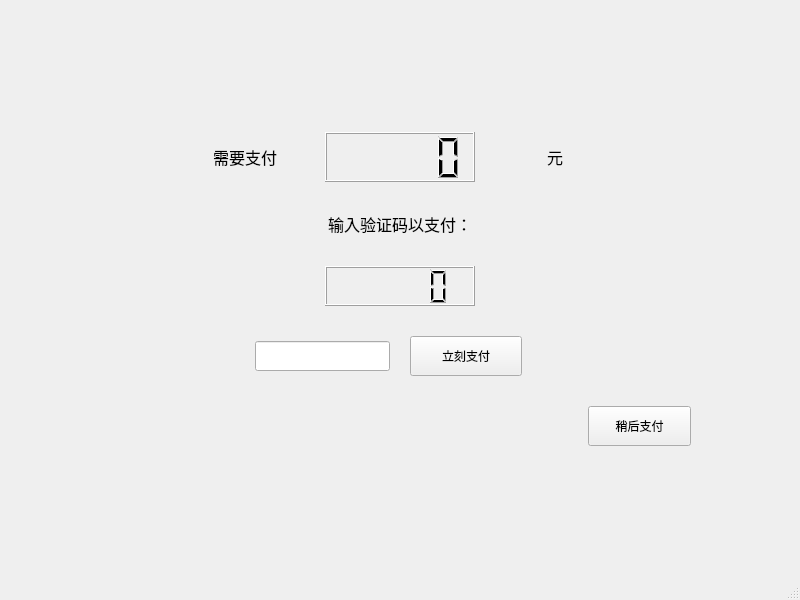
CarlosDJY/QtBasedGroupWork, file mainCode/paypage.ui: the form before one commit.
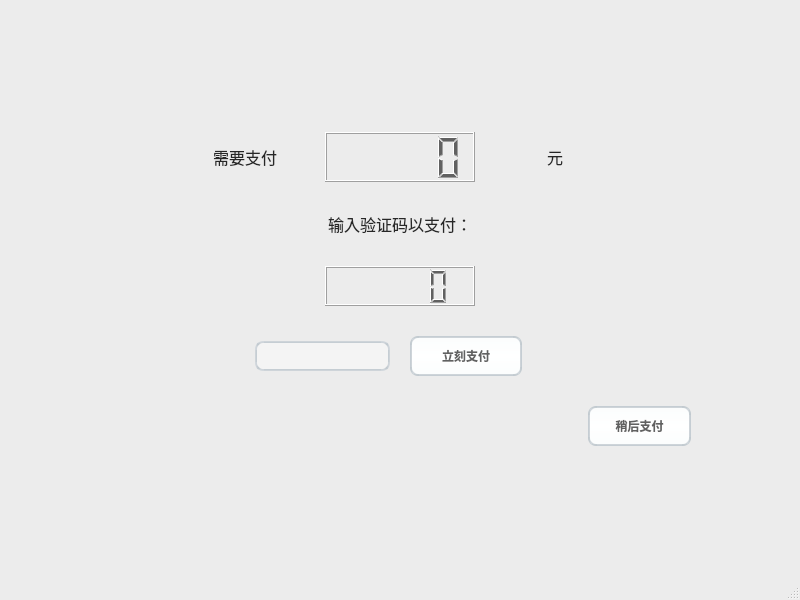
The form after the commit. Icons and pictures are not drawn.

```diff
--- a/mainCode/paypage.ui
+++ b/mainCode/paypage.ui
@@ -13,6 +13,443 @@
   <property name="windowTitle">
    <string>MainWindow</string>
   </property>
+  <property name="styleSheet">
+   <string notr="true">/*
+ * MacOS Style Sheet for QT Applications
+ * Author: Jaime A. Quiroga P.
+ * Company: GTRONICK
+ * Last updated: 25/12/2020, 23:10.
+ * Available at: https://github.com/GTRONICK/QSS/blob/master/MacOS.qss
+ */
+QMainWindow {
+    background-color:#ececec;
+}
+QPushButton, QToolButton, QCommandLinkButton{
+    padding: 0 5px 0 5px;
+    border-style: solid;
+    border-top-color: qlineargradient(spread:pad, x1:0, y1:0, x2:0, y2:1, stop:0 #c1c9cf, stop:1 #d2d8dd);
+    border-right-color: qlineargradient(spread:pad, x1:1, y1:0, x2:0, y2:0, stop:0 #c1c9cf, stop:1 #d2d8dd);
+    border-bottom-color: qlineargradient(spread:pad, x1:0, y1:1, x2:0, y2:0, stop:0 #c1c9cf, stop:1 #d2d8dd);
+    border-left-color: qlineargradient(spread:pad, x1:0, y1:0, x2:1, y2:0, stop:0 #c1c9cf, stop:1 #d2d8dd);
+    border-width: 2px;
+    border-radius: 8px;
+    color: #616161;
+    font-weight: bold;
+    background-color: qlineargradient(spread:pad, x1:0.5, y1:0, x2:0.5, y2:1, stop:0 #fbfdfd, stop:0.5 #ffffff, stop:1 #fbfdfd);
+}
+QPushButton::default, QToolButton::default, QCommandLinkButton::default{
+    border: 2px solid transparent;
+    color: #FFFFFF;
+    background-color: qlineargradient(spread:pad, x1:0.5, y1:0, x2:0.5, y2:1, stop:0 #84afe5, stop:1 #1168e4);
+}
+QPushButton:hover, QToolButton:hover, QCommandLinkButton:hover{
+    color: #3d3d3d;
+}
+QPushButton:pressed, QToolButton:pressed, QCommandLinkButton:pressed{
+    color: #aeaeae;
+    background-color: qlineargradient(spread:pad, x1:0.5, y1:0, x2:0.5, y2:1, stop:0 #ffffff, stop:0.5 #fbfdfd, stop:1 #ffffff);
+}
+QPushButton:disabled, QToolButton:disabled, QCommandLinkButton:disabled{
+    color: #616161;
+    background-color: qlineargradient(spread:pad, x1:0.5, y1:0, x2:0.5, y2:1, stop:0 #dce7eb, stop:0.5 #e0e8eb, stop:1 #dee7ec);
+}
+QLineEdit, QTextEdit, QPlainTextEdit, QSpinBox, QDoubleSpinBox, QTimeEdit, QDateEdit, QDateTimeEdit {
+    border-width: 2px;
+    border-radius: 8px;
+    border-style: solid;
+    border-top-color: qlineargradient(spread:pad, x1:0.5, y1:1, x2:0.5, y2:0, stop:0 #c1c9cf, stop:1 #d2d8dd);
+    border-right-color: qlineargradient(spread:pad, x1:0, y1:0, x2:1, y2:0, stop:0 #c1c9cf, stop:1 #d2d8dd);
+    border-bottom-color: qlineargradient(spread:pad, x1:0.5, y1:0, x2:0.5, y2:1, stop:0 #c1c9cf, stop:1 #d2d8dd);
+    border-left-color: qlineargradient(spread:pad, x1:1, y1:0, x2:0, y2:0, stop:0 #c1c9cf, stop:1 #d2d8dd);
+    background-color: #f4f4f4;
+    color: #3d3d3d;
+}
+QLineEdit:focus, QTextEdit:focus, QPlainTextEdit:focus, QSpinBox:focus, QDoubleSpinBox:focus, QTimeEdit:focus, QDateEdit:focus, QDateTimeEdit:focus {
+    border-width: 2px;
+    border-radius: 8px;
+    border-style: solid;
+    border-top-color: qlineargradient(spread:pad, x1:0.5, y1:1, x2:0.5, y2:0, stop:0 #85b7e3, stop:1 #9ec1db);
+    border-right-color: qlineargradient(spread:pad, x1:0, y1:0, x2:1, y2:0, stop:0 #85b7e3, stop:1 #9ec1db);
+    border-bottom-color: qlineargradient(spread:pad, x1:0.5, y1:0, x2:0.5, y2:1, stop:0 #85b7e3, stop:1 #9ec1db);
+    border-left-color: qlineargradient(spread:pad, x1:1, y1:0, x2:0, y2:0, stop:0 #85b7e3, stop:1 #9ec1db);
+    background-color: #f4f4f4;
+    color: #3d3d3d;
+}
+QLineEdit:disabled, QTextEdit:disabled, QPlainTextEdit:disabled, QSpinBox:disabled, QDoubleSpinBox:disabled, QTimeEdit:disabled, QDateEdit:disabled, QDateTimeEdit:disabled {
+    color: #b9b9b9;
+}
+QSpinBox::up-button, QDoubleSpinBox::up-button, QTimeEdit::up-button, QDateEdit::up-button, QDateTimeEdit::up-button {
+    subcontrol-origin: padding;
+    subcontrol-position: top right;
+    width: 15px;
+    color: #272727;
+    border-left-width: 1px;
+    border-left-color: darkgray;
+    border-left-style: solid;
+    border-top-right-radius: 3px;
+    padding: 3px;
+}
+QSpinBox::down-button, QDoubleSpinBox::down-button, QTimeEdit::down-button, QDateEdit::down-button, QDateTimeEdit::down-button {
+    subcontrol-origin: padding;
+    subcontrol-position: bottom right;
+    width: 15px;
+    color: #272727;
+    border-left-width: 1px;
+    border-left-color: darkgray;
+    border-left-style: solid;
+    border-bottom-right-radius: 3px;
+    padding: 3px;
+}
+QSpinBox::up-button:pressed, QDoubleSpinBox::up-button:pressed, QTimeEdit::up-button:pressed, QDateEdit::up-button:pressed, QDateTimeEdit::up-button:pressed {
+    color: #aeaeae;
+    background-color: qlineargradient(spread:pad, x1:0.5, y1:0, x2:0.5, y2:1, stop:0 #ffffff, stop:0.5 #fbfdfd, stop:1 #ffffff);
+}
+QSpinBox::down-button:pressed, QDoubleSpinBox::down-button:pressed, QTimeEdit::down-button:pressed, QDateEdit::down-button:pressed, QDateTimeEdit::down-button:pressed {
+    color: #aeaeae;
+    background-color: qlineargradient(spread:pad, x1:0.5, y1:0, x2:0.5, y2:1, stop:0 #ffffff, stop:0.5 #fbfdfd, stop:1 #ffffff);
+}
+QSpinBox::up-button:hover, QDoubleSpinBox::up-button:hover, QTimeEdit::up-button:hover, QDateEdit::up-button:hover, QDateTimeEdit::up-button:hover {
+    color: #FFFFFF;
+    border-top-right-radius: 5px;
+    background-color: qlineargradient(spread:pad, x1:0.5, y1:0, x2:0.5, y2:1, stop:0 #84afe5, stop:1 #1168e4);
+    
+}
+QSpinBox::down-button:hover, QDoubleSpinBox::down-button:hover, QTimeEdit::down-button:hover, QDateEdit::down-button:hover, QDateTimeEdit::down-button:hover {
+    color: #FFFFFF;
+    border-bottom-right-radius: 5px;
+    background-color: qlineargradient(spread:pad, x1:0.5, y1:0, x2:0.5, y2:1, stop:0 #84afe5, stop:1 #1168e4);
+}
+QSpinBox::up-arrow, QDoubleSpinBox::up-arrow, QTimeEdit::up-arrow, QDateEdit::up-arrow, QDateTimeEdit::up-arrow {
+    image: url(/usr/share/icons/Adwaita/16x16/actions/go-up-symbolic.symbolic.png);
+}
+QSpinBox::down-arrow, QDoubleSpinBox::down-arrow, QTimeEdit::down-arrow, QDateEdit::down-arrow, QDateTimeEdit::down-arrow {
+    image: url(/usr/share/icons/Adwaita/16x16/actions/go-down-symbolic.symbolic.png);
+}
+QProgressBar {
+    max-height: 8px;
+    text-align: center;
+    font: italic bold 11px;
+    color: #3d3d3d;
+    border: 1px solid transparent;
+    border-radius:4px;
+    background-color: qlineargradient(spread:pad, x1:0, y1:0, x2:0, y2:1, stop:0 #ddd5d5, stop:0.5 #dad3d3, stop:1 #ddd5d5);
+}
+QProgressBar::chunk {
+    background-color: qlineargradient(spread:pad, x1:0, y1:0, x2:0, y2:1, stop:0 #467dd1, stop:0.5 #3b88fc, stop:1 #467dd1);
+    border-radius: 4px;
+}
+QProgressBar:disabled {
+    color: #616161;
+}
+QProgressBar::chunk:disabled {
+    background-color: #aeaeae;
+}
+QSlider::groove {
+    border: 1px solid #bbbbbb;
+    background-color: #52595d;
+    border-radius: 4px;
+}
+QSlider::groove:horizontal {
+    height: 6px;
+}
+QSlider::groove:vertical {
+    width: 6px;
+}
+QSlider::handle:horizontal {
+    background: #ffffff;
+    border-style: solid;
+    border-width: 1px;
+    border-color: rgb(207,207,207);
+    width: 12px;
+    margin: -5px 0;
+    border-radius: 7px;
+}
+QSlider::handle:vertical {
+    background: #ffffff;
+    border-style: solid;
+    border-width: 1px;
+    border-color: rgb(207,207,207);
+    height: 12px;
+    margin: 0 -5px;
+    border-radius: 7px;
+}
+QSlider::add-page, QSlider::sub-page {
+    border: 1px transparent;
+    background-color: #52595d;
+    border-radius: 4px;
+}
+QSlider::add-page:horizontal {
+    background: qlineargradient(spread:pad, x1:0, y1:0, x2:0, y2:1, stop:0 #ddd5d5, stop:0.5 #dad3d3, stop:1 #ddd5d5);
+}
+QSlider::sub-page:horizontal {
+    background-color: qlineargradient(spread:pad, x1:0, y1:0, x2:1, y2:0, stop:0 #467dd1, stop:0.5 #3b88fc, stop:1 #467dd1);
+}
+QSlider::add-page:vertical {
+    background-color: qlineargradient(spread:pad, x1:0, y1:0, x2:0, y2:1, stop:0 #467dd1, stop:0.5 #3b88fc, stop:1 #467dd1);
+}
+QSlider::sub-page:vertical {
+    background: qlineargradient(spread:pad, x1:0, y1:0, x2:1, y2:0, stop:0 #ddd5d5, stop:0.5 #dad3d3, stop:1 #ddd5d5);
+}
+QSlider::add-page:horizontal:disabled, QSlider::sub-page:horizontal:disabled, QSlider::add-page:vertical:disabled, QSlider::sub-page:vertical:disabled {
+    background: #b9b9b9;
+}
+QComboBox, QFontComboBox {
+    border-width: 2px;
+    border-radius: 8px;
+    border-style: solid;
+    border-top-color: qlineargradient(spread:pad, x1:0.5, y1:1, x2:0.5, y2:0, stop:0 #c1c9cf, stop:1 #d2d8dd);
+    border-right-color: qlineargradient(spread:pad, x1:0, y1:0, x2:1, y2:0, stop:0 #c1c9cf, stop:1 #d2d8dd);
+    border-bottom-color: qlineargradient(spread:pad, x1:0.5, y1:0, x2:0.5, y2:1, stop:0 #c1c9cf, stop:1 #d2d8dd);
+    border-left-color: qlineargradient(spread:pad, x1:1, y1:0, x2:0, y2:0, stop:0 #c1c9cf, stop:1 #d2d8dd);
+    background-color: #f4f4f4;
+    color: #272727;
+    padding-left: 5px;
+}
+QComboBox:editable, QComboBox:!editable, QComboBox::drop-down:editable, QComboBox:!editable:on, QComboBox::drop-down:editable:on {
+    background: #ffffff;
+}
+QComboBox::drop-down {
+    subcontrol-origin: padding;
+    subcontrol-position: top right;
+    width: 15px;
+    color: #272727;
+    border-left-width: 1px;
+    border-left-color: darkgray;
+    border-left-style: solid;
+    border-top-right-radius: 3px;
+    border-bottom-right-radius: 3px;
+}
+QComboBox::down-arrow {
+    image: url(/usr/share/icons/Adwaita/16x16/actions/go-down-symbolic.symbolic.png); /*Adawaita icon thene*/
+}
+
+QComboBox::down-arrow:on {
+    top: 1px;
+    left: 1px;
+}
+QComboBox QAbstractItemView {
+    border: 1px solid darkgray;
+    border-radius: 8px;
+    selection-background-color: #dadada;
+    selection-color: #272727;
+    color: #272727;
+    background: white;
+}
+QLabel, QCheckBox, QRadioButton {
+    color: #272727;
+}
+QCheckBox {
+    padding: 2px;
+}
+QCheckBox:disabled, QRadioButton:disabled {
+    color: #808086;
+    padding: 2px;
+}
+
+QCheckBox:hover {
+    border-radius:4px;
+    border-style:solid;
+    padding-left: 1px;
+    padding-right: 1px;
+    padding-bottom: 1px;
+    padding-top: 1px;
+    border-width:1px;
+    border-color: transparent;
+}
+QCheckBox::indicator:checked {
+    image: url(/usr/share/icons/Adwaita/16x16/actions/object-select-symbolic.symbolic.png);
+    height: 15px;
+    width: 15px;
+    border-style:solid;
+    border-width: 1px;
+    border-color: #48a5fd;
+    color: #ffffff;
+    border-radius: 3px;
+    background-color: qlineargradient(spread:pad, x1:0, y1:0, x2:0, y2:1, stop:0 #48a5fd, stop:0.5 #329cfb, stop:1 #48a5fd);
+}
+QCheckBox::indicator:unchecked {
+    
+    height: 15px;
+    width: 15px;
+    border-style:solid;
+    border-width: 1px;
+    border-color: #48a5fd;
+    border-radius: 3px;
+    background-color: #fbfdfa;
+}
+QLCDNumber {
+    color: #616161;;
+}
+QMenuBar {
+    background-color: #ececec;
+}
+QMenuBar::item {
+    color: #616161;
+    spacing: 3px;
+    padding: 1px 4px;
+    background-color: #ececec;
+}
+
+QMenuBar::item:selected {
+    background-color: #dadada;
+    color: #3d3d3d;
+}
+QMenu {
+    background-color: #ececec;
+}
+QMenu::item:selected {
+    background-color: #dadada;
+    color: #3d3d3d;
+}
+QMenu::item {
+    color: #616161;;
+    background-color: #e0e0e0;
+}
+QTabWidget {
+    color:rgb(0,0,0);
+    background-color:#000000;
+}
+QTabWidget::pane {
+    border-color: #050a0e;
+    background-color: #e0e0e0;
+    border-width: 1px;
+    border-radius: 4px;
+    position: absolute;
+    top: -0.5em;
+    padding-top: 0.5em;
+}
+
+QTabWidget::tab-bar {
+    alignment: center;
+}
+
+QTabBar::tab {
+    border-bottom: 1px solid #c0c0c0;
+    padding: 3px;
+    color: #272727;
+    background-color: #fefefc;
+    margin-left:0px;
+}
+QTabBar::tab:!last {
+    border-right: 1px solid;
+    border-right-color: #c0c0c0;
+    border-bottom-color: #c0c0c0;
+}
+QTabBar::tab:first {
+    border-top-left-radius: 4px;
+    border-bottom-left-radius: 4px;
+}
+QTabBar::tab:last {
+    border-top-right-radius: 4px;
+    border-bottom-right-radius: 4px;
+}
+QTabBar::tab:selected, QTabBar::tab:last:selected, QTabBar::tab:hover {
+    color: #FFFFFF;
+    background-color: qlineargradient(spread:pad, x1:0.5, y1:0, x2:0.5, y2:1, stop:0 #84afe5, stop:1 #1168e4);
+}
+QRadioButton::indicator {
+    height: 14px;
+    width: 14px;
+    border-style:solid;
+    border-radius:7px;
+    border-width: 1px;
+}
+QRadioButton::indicator:checked {
+    border-color: #48a5fd;
+    background-color: qradialgradient(cx:0.5, cy:0.5, radius:0.4,fx:0.5, fy:0.5, stop:0 #ffffff, stop:0.5 #ffffff, stop:0.6 #48a5fd, stop:1 #48a5fd);
+}
+QRadioButton::indicator:!checked {
+    border-color: #a9b7c6;
+    background-color: #fbfdfa;
+}
+QStatusBar {
+    color:#027f7f;
+}
+
+QDial {
+    background: #16a085;
+}
+
+QToolBox {
+    color: #a9b7c6;
+    background-color: #222b2e;
+}
+QToolBox::tab {
+    color: #a9b7c6;
+    background-color:#222b2e;
+}
+QToolBox::tab:selected {
+    color: #FFFFFF;
+    background-color:#222b2e;
+}
+QScrollArea {
+    color: #FFFFFF;
+    background-color:#222b2e;
+}
+
+QScrollBar:horizontal {
+	max-height: 10px;
+	border: 1px transparent grey;
+	margin: 0px 20px 0px 20px;
+	background: transparent;
+}
+QScrollBar:vertical {
+	max-width: 10px;
+	border: 1px transparent grey;
+	margin: 20px 0px 20px 0px;
+	background: transparent;
+}
+QScrollBar::handle:vertical, QScrollBar::handle:horizontal {
+	background: #52595d;
+	border-style: transparent;
+	border-radius: 4px;
+	min-height: 25px;
+}
+QScrollBar::handle:horizontal:hover, QScrollBar::handle:vertical:hover {
+	background: qlineargradient(spread:pad, x1:0, y1:0, x2:1, y2:0, stop:0 #467dd1, stop:0.5 #3b88fc, stop:1 #467dd1);
+}
+QScrollBar::add-line, QScrollBar::sub-line {
+    border: 2px transparent grey;
+    border-radius: 4px;
+    subcontrol-origin: margin;
+    background: #b9b9b9;
+}
+QScrollBar::add-line:horizontal {
+    width: 20px;
+    subcontrol-position: right;
+}
+QScrollBar::add-line:vertical {
+    height: 20px;
+    subcontrol-position: bottom;
+}
+QScrollBar::sub-line:horizontal {
+    width: 20px;
+    subcontrol-position: left;
+}
+QScrollBar::sub-line:vertical {
+    height: 20px;
+    subcontrol-position: top;
+}
+QScrollBar::add-line:vertical:pressed, QScrollBar::add-line:horizontal:pressed, QScrollBar::sub-line:horizontal:pressed, QScrollBar::sub-line:vertical:pressed {
+    background: qlineargradient(spread:pad, x1:0, y1:0, x2:1, y2:0, stop:0 #467dd1, stop:0.5 #3b88fc, stop:1 #467dd1);
+}
+QScrollBar::add-page:horizontal, QScrollBar::sub-page:horizontal, QScrollBar::add-page:vertical, QScrollBar::sub-page:vertical {
+    background: none;
+}
+QScrollBar::up-arrow:vertical {
+    image: url(/usr/share/icons/Adwaita/16x16/actions/go-up-symbolic.symbolic.png);
+}
+QScrollBar::down-arrow:vertical {
+    image: url(/usr/share/icons/Adwaita/16x16/actions/go-down-symbolic.symbolic.png);
+}
+QScrollBar::left-arrow:horizontal {
+    image: url(/usr/share/icons/Adwaita/16x16/actions/go-previous-symbolic.symbolic.png);
+}
+QScrollBar::right-arrow:horizontal {
+    image: url(/usr/share/icons/Adwaita/16x16/actions/go-next-symbolic.symbolic.png);
+}
+</string>
+  </property>
   <widget class="QWidget" name="centralwidget">
    <layout class="QVBoxLayout" name="verticalLayout">
     <item>
```
Left out of the diff: 2 changed lines with no effect on the pictures.
